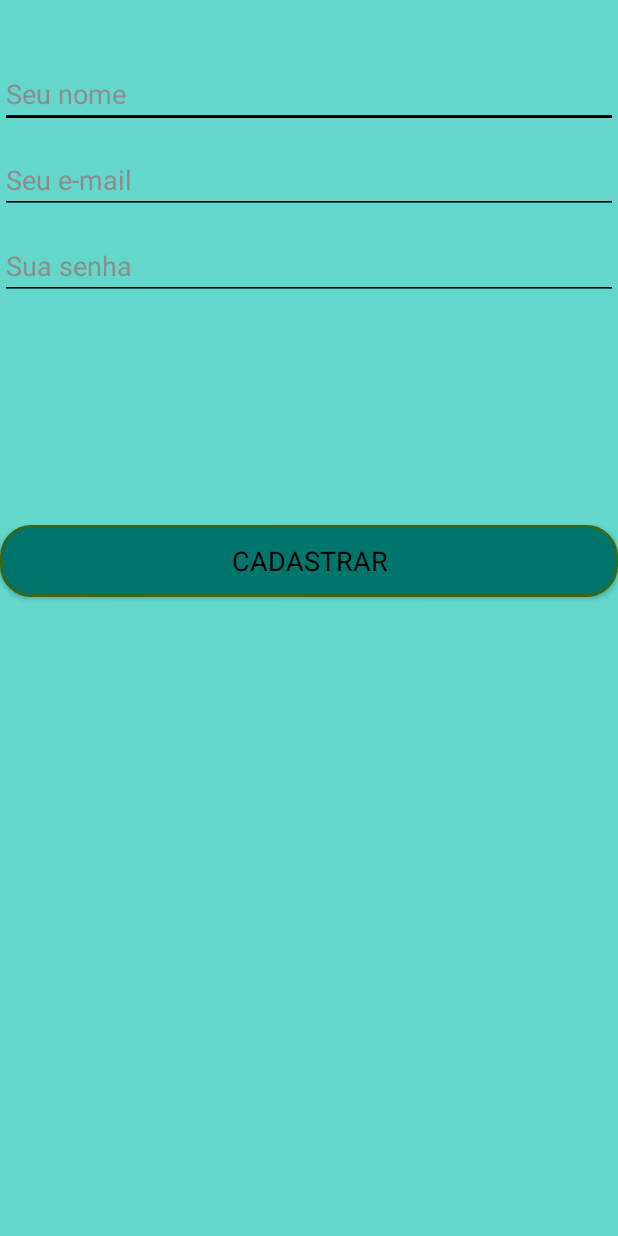
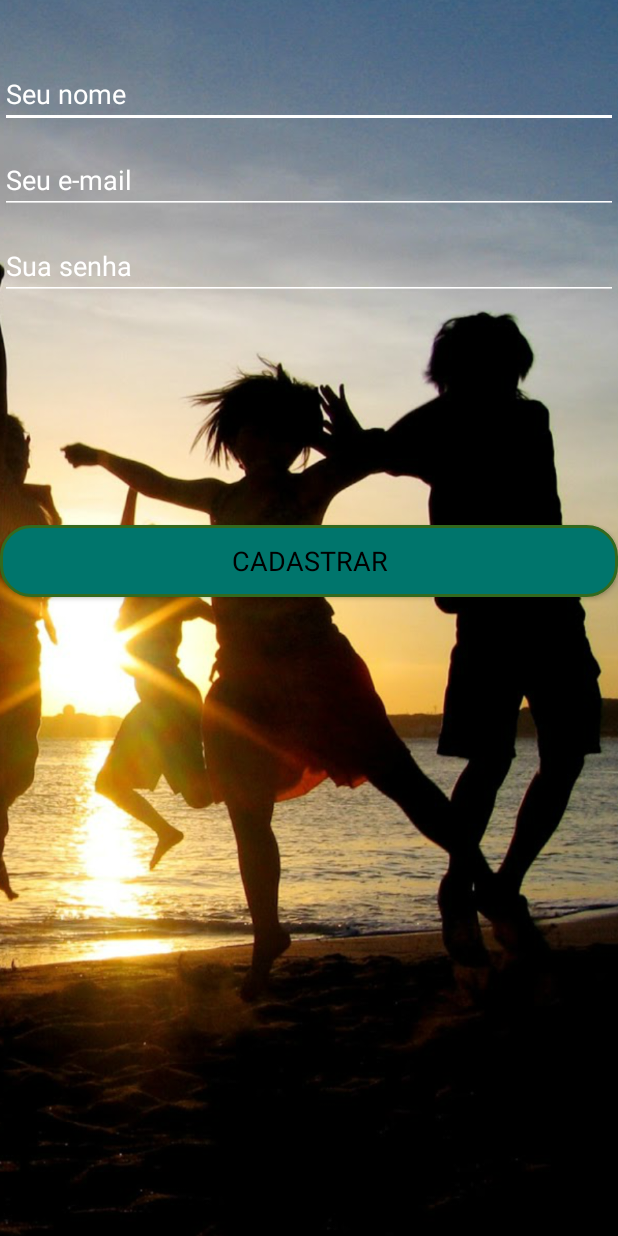
Before and after one commit to lassulfi/SemDim, an Android app: the CadastroUsuarioActivity screen opened directly, with no data from a screen before it, on a phone screen of 412 x 824 dp. Run offline under Robolectric (Android 15) with nearby library versions, the phone set to English and light mode, and no system bars; our stand-ins replace Firebase (no records; nobody signed in at launch, a user with empty details on screens opened directly).

Commit message:
Atualização da UI

```diff
--- a/app/src/main/AndroidManifest.xml
+++ b/app/src/main/AndroidManifest.xml
@@ -30,7 +30,8 @@
             android:name=".activity.CadastroGrupoActivity"
             android:parentActivityName=".activity.MainActivity" />
         <activity android:name=".activity.ConversaGrupoActivity" />
-        <activity android:name=".activity.ConversaIndividualActivity" />
+        <activity android:name=".activity.ConversaIndividualActivity"
+            android:parentActivityName=".activity.MainActivity"/>
         <activity android:name=".activity.EstabelecimentoActivity"
             android:parentActivityName=".activity.MainActivity"/>
         <!-- Google Maps API Key -->
--- a/app/src/main/res/layout/activity_cadastro_usuario.xml
+++ b/app/src/main/res/layout/activity_cadastro_usuario.xml
@@ -1,12 +1,22 @@
 <?xml version="1.0" encoding="utf-8"?>
-<LinearLayout xmlns:android="http://schemas.android.com/apk/res/android"
+<RelativeLayout xmlns:android="http://schemas.android.com/apk/res/android"
     xmlns:app="http://schemas.android.com/apk/res-auto"
     xmlns:tools="http://schemas.android.com/tools"
     android:layout_width="match_parent"
     android:layout_height="match_parent"
-    tools:context=".activity.CadastroUsuarioActivity"
+    tools:context=".activity.CadastroUsuarioActivity">
+
+    <ImageView
+        android:layout_width="match_parent"
+        android:layout_height="match_parent"
+        android:src="@drawable/amigos_side_cadastro"
+        android:scaleType="centerCrop"/>
+
+    <LinearLayout
+        android:layout_width="match_parent"
+        android:layout_height="match_parent"
         android:orientation="vertical"
-    android:background="@color/colorPrimaryLight">
+        android:layout_gravity="center">
 
         <EditText
             android:layout_width="match_parent"
@@ -47,3 +57,7 @@
             />
 
     </LinearLayout>
+
+
+
+</RelativeLayout>
--- a/app/src/main/res/layout/activity_main.xml
+++ b/app/src/main/res/layout/activity_main.xml
@@ -5,7 +5,8 @@
     android:layout_height="match_parent"
     xmlns:app="http://schemas.android.com/apk/res-auto"
     android:orientation="vertical"
-    tools:context=".activity.MainActivity">
+    tools:context=".activity.MainActivity"
+    android:background="@android:color/white">
 
     <include android:id="@+id/toolbar"
         layout="@layout/toolbar"/>
--- a/app/src/main/res/layout/lista_contatos.xml
+++ b/app/src/main/res/layout/lista_contatos.xml
@@ -25,12 +25,14 @@
             android:id="@+id/nome_contato_textview"
             android:textSize="18dp"
             android:text="@string/nome_contato_tv"
+            android:textColor="@android:color/black"
             android:paddingBottom="4dp"/>
 
         <TextView
             android:layout_width="match_parent"
             android:layout_height="wrap_content"
             android:id="@+id/valor_contato_textview"
+            android:textColor="@android:color/black"
             android:text="@string/valor_contato_tv"/>
 
     </LinearLayout>
--- a/app/src/main/res/layout/lista_estabelecimentos.xml
+++ b/app/src/main/res/layout/lista_estabelecimentos.xml
@@ -25,12 +25,14 @@
             android:id="@+id/nome_estabelecimento_textview"
             android:text="@string/nome_estabelecimento_tv"
             android:textSize="18dp"
+            android:textColor="@android:color/black"
             android:layout_marginBottom="4dp"/>
 
         <TextView
             android:layout_width="match_parent"
             android:layout_height="wrap_content"
             android:id="@+id/valor_promocao_textview"
+            android:textColor="@android:color/black"
             android:text="@string/valor_promocao_textview"/>
     </LinearLayout>
 
--- a/app/src/main/res/layout/lista_grupos.xml
+++ b/app/src/main/res/layout/lista_grupos.xml
@@ -25,6 +25,7 @@
             android:id="@+id/nome_grupo_tv"
             android:text="@string/nome_grupo_tv"
             android:textSize="18dp"
+            android:textColor="@android:color/black"
             android:paddingBottom="4dp"
             />
 
@@ -32,6 +33,7 @@
             android:layout_width="match_parent"
             android:layout_height="wrap_content"
             android:id="@+id/valor_total_grupo_tv"
+            android:textColor="@android:color/black"
             android:text="@string/valor_grupo_tv"/>
 
     </LinearLayout>
--- a/app/src/main/res/layout/lista_promocoes.xml
+++ b/app/src/main/res/layout/lista_promocoes.xml
@@ -24,6 +24,7 @@
             android:id="@+id/nome_promocao_textview"
             android:textSize="16dp"
             android:layout_marginBottom="2dp"
+            android:textColor="@android:color/black"
             android:text="@string/nome_promocao_textiview"
             />
 
@@ -32,6 +33,7 @@
             android:layout_height="match_parent"
             android:textSize="12dp"
             android:layout_marginBottom="2dp"
+            android:textColor="@android:color/black"
             android:id="@+id/descricao_promocao_textview"
             android:text="@string/descricao_promocao_textview"/>
 
@@ -39,6 +41,7 @@
             android:layout_width="match_parent"
             android:layout_height="match_parent"
             android:textSize="14dp"
+            android:textColor="@android:color/black"
             android:id="@+id/valor_promocao_textview"
             android:text="@string/preco_promocao_textview"/>
 
--- a/app/src/main/res/values/styles.xml
+++ b/app/src/main/res/values/styles.xml
@@ -8,6 +8,7 @@
         <item name="colorAccent">@color/colorAccent</item>
         <item name="android:textColor">@color/primaryTextColor</item>
         <item name="android:windowBackground">@android:color/white</item>
+        <item name="android:background">@android:color/white</item>
     </style>
 
     <style name="botaoPadrao" parent="Theme.AppCompat.Light">
@@ -19,10 +20,10 @@
     </style>
 
     <style name="EditTextPadrao" parent="Theme.AppCompat.Light">
-        <item name="android:textColorHint">@color/grayColor</item>
+        <item name="android:textColorHint">@android:color/white</item>
         <item name="colorControlNormal">@color/colorPrimaryDark</item>
         <item name="colorControlActivated">@color/colorPrimaryLight</item>
-        <item name="android:backgroundTint">@color/primaryTextColor</item>
+        <item name="android:backgroundTint">@android:color/white</item>
         <item name="android:textSize">18dp</item>
     </style>
 
```
Also changed, not shown: app/src/main/res/layout/activity_login.xml (+20 -6 lines), app/src/main/res/menu/menu_main.xml (+9 -4 lines), app/src/main/res/drawable/amigos_side_cadastro.png (added), app/src/main/res/drawable/amigos_side_login.png (added), app/src/main/res/drawable/citybar.png (added), app/src/main/res/drawable/gordao_lanches.png (added), 1 other file. Lines whose indentation alone changed are shown as unchanged.
